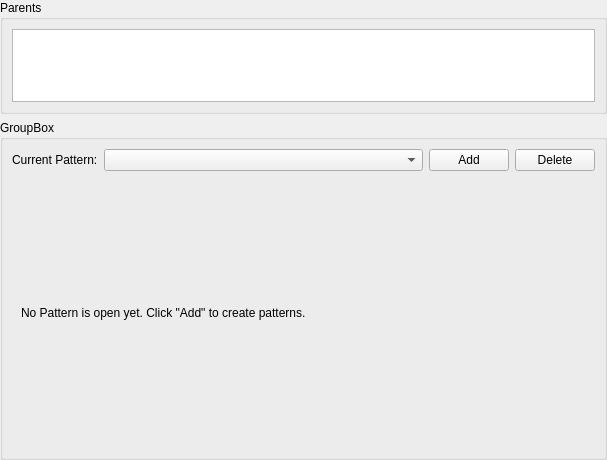
This is src/gui/SimpleParser/SPRuleInputWidget.ui in xushengj/PrepPipe as Qt 5 draws it before an edit. The edited form follows.
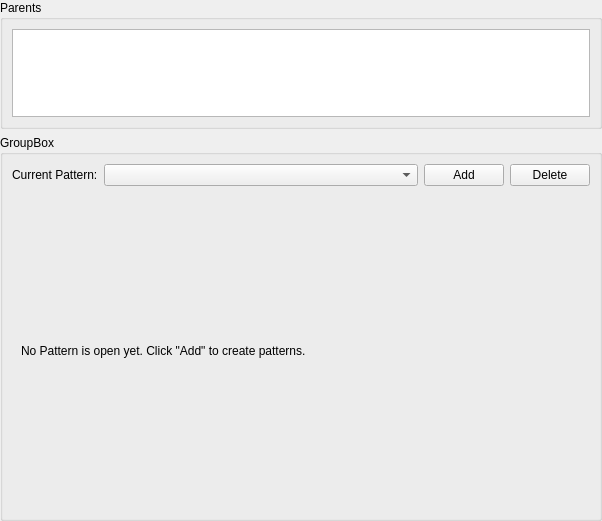
This is the edited form. Custom widgets are drawn as their Qt base class.

Diff of the .ui file:
```diff
--- a/src/gui/SimpleParser/SPRuleInputWidget.ui
+++ b/src/gui/SimpleParser/SPRuleInputWidget.ui
@@ -6,8 +6,8 @@
    <rect>
     <x>0</x>
     <y>0</y>
-    <width>607</width>
-    <height>460</height>
+    <width>602</width>
+    <height>521</height>
    </rect>
   </property>
   <property name="windowTitle">
```
